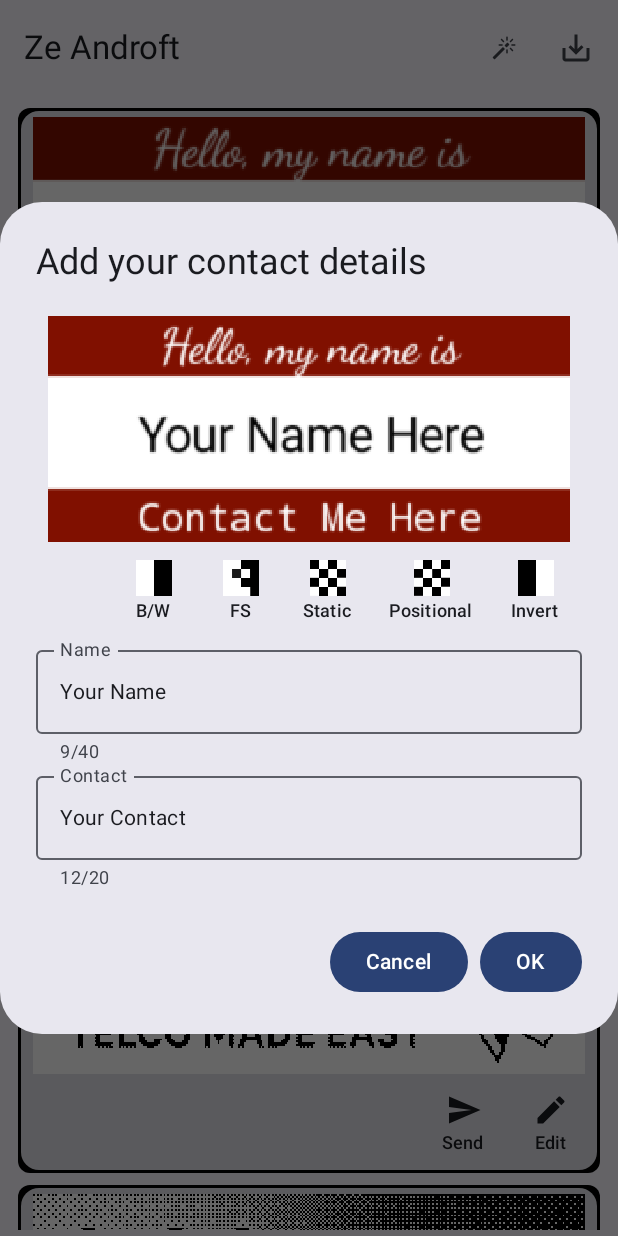
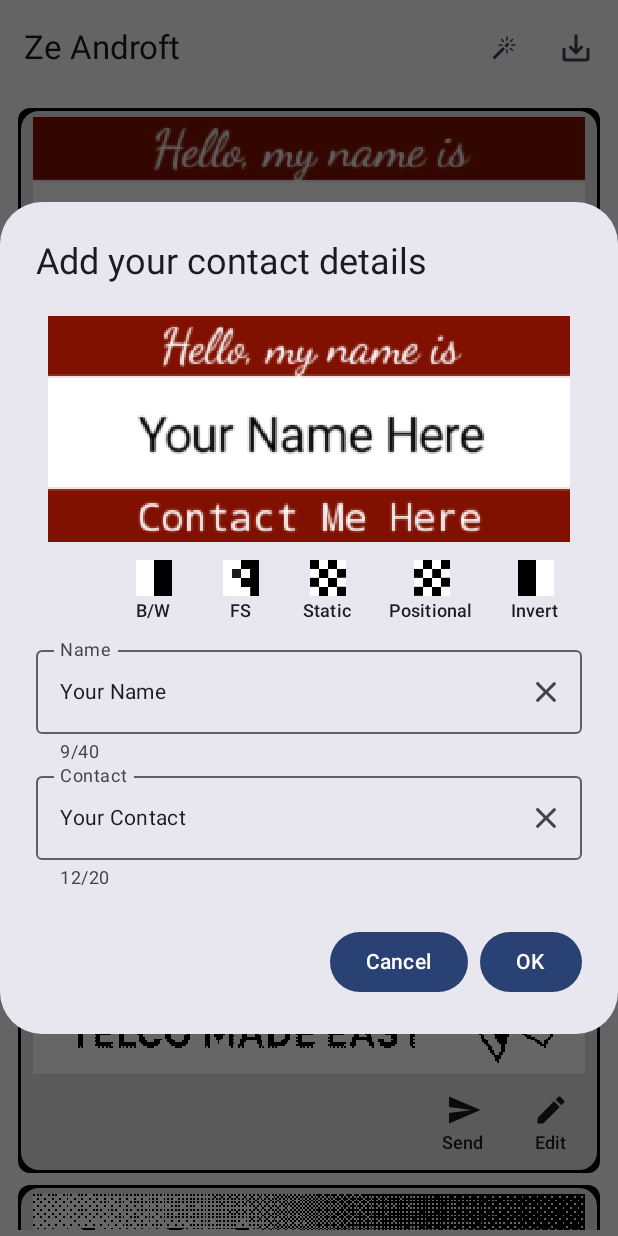
Before and after one commit to max-ray001/ZeBadge, an Android app built with Jetpack Compose: the screen it shows after launch (MainActivity), after a tap on "Edit", on a phone screen of 412 x 824 dp. Run offline under Robolectric (Android 15) with nearby library versions, the phone set to English and light mode, and no system bars; libraries missing offline, so code that uses them is left out: com.hoho.android.

Commit message:
Momo clear fields

```diff
--- a/zeapp/app/src/main/java/de/berlindroid/zeapp/ui/NameEditorDialog.kt
+++ b/zeapp/app/src/main/java/de/berlindroid/zeapp/ui/NameEditorDialog.kt
@@ -5,11 +5,15 @@
 import android.R
 import android.app.Activity
 import android.widget.Toast
+import androidx.compose.foundation.clickable
 import androidx.compose.foundation.layout.fillMaxWidth
 import androidx.compose.foundation.lazy.LazyColumn
+import androidx.compose.material.icons.Icons
+import androidx.compose.material.icons.rounded.Clear
 import androidx.compose.material3.AlertDialog
 import androidx.compose.material3.Button
 import androidx.compose.material3.ExperimentalMaterial3Api
+import androidx.compose.material3.Icon
 import androidx.compose.material3.OutlinedTextField
 import androidx.compose.material3.Text
 import androidx.compose.runtime.Composable
@@ -36,6 +40,7 @@
  */
 
 const val MaxCharacters: Int = 20
+private const val Empty = ""
 
 @Composable
 fun NameEditorDialog(
@@ -105,6 +110,11 @@
                         },
                         supportingText = {
                             Text(text = "${name.length}/${MaxCharacters * 2}")
+                        },
+                        trailingIcon = {
+                            ClearIcon(isEmpty = name.isEmpty()) {
+                                name = Empty
+                            }
                         }
                     )
                 }
@@ -124,6 +134,11 @@
                         },
                         supportingText = {
                             Text(text = "${contact.length}/$MaxCharacters")
+                        },
+                        trailingIcon = {
+                            ClearIcon(isEmpty = contact.isEmpty()) {
+                                contact = Empty
+                            }
                         }
                     )
                 }
@@ -131,3 +146,16 @@
         }
     )
 }
+
+@Composable
+fun ClearIcon(isEmpty: Boolean, modifier: Modifier = Modifier, onClick: () -> Unit) {
+    if (!isEmpty) {
+        Icon(
+            Icons.Rounded.Clear,
+            contentDescription = "Clear",
+            modifier = modifier.clickable {
+                onClick()
+            }
+        )
+    }
+}
```
